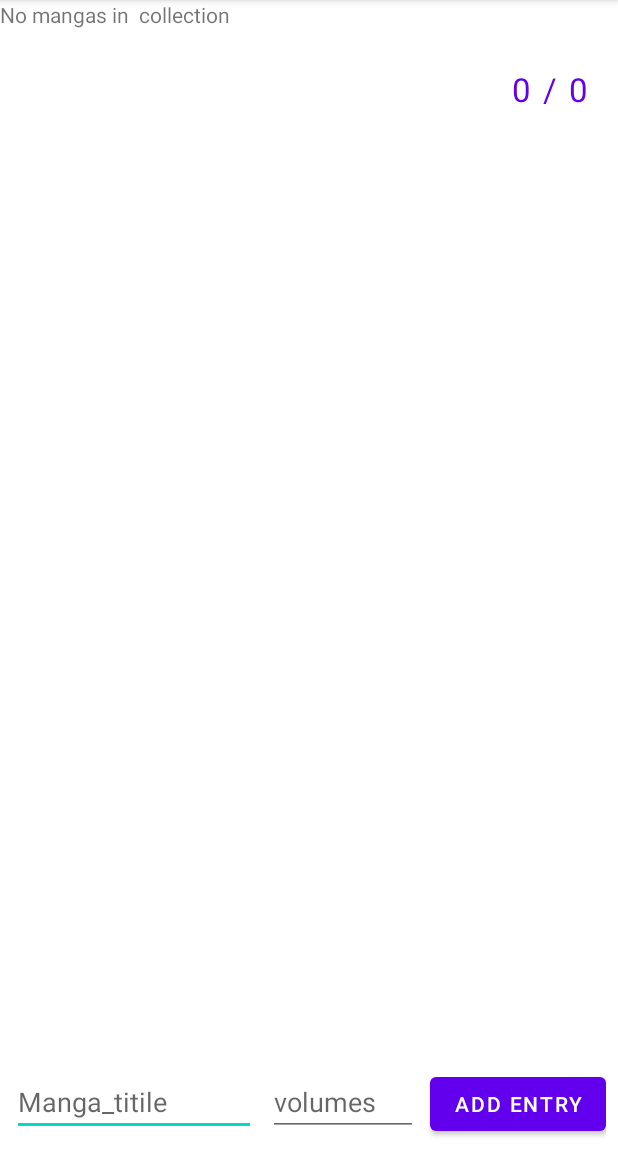
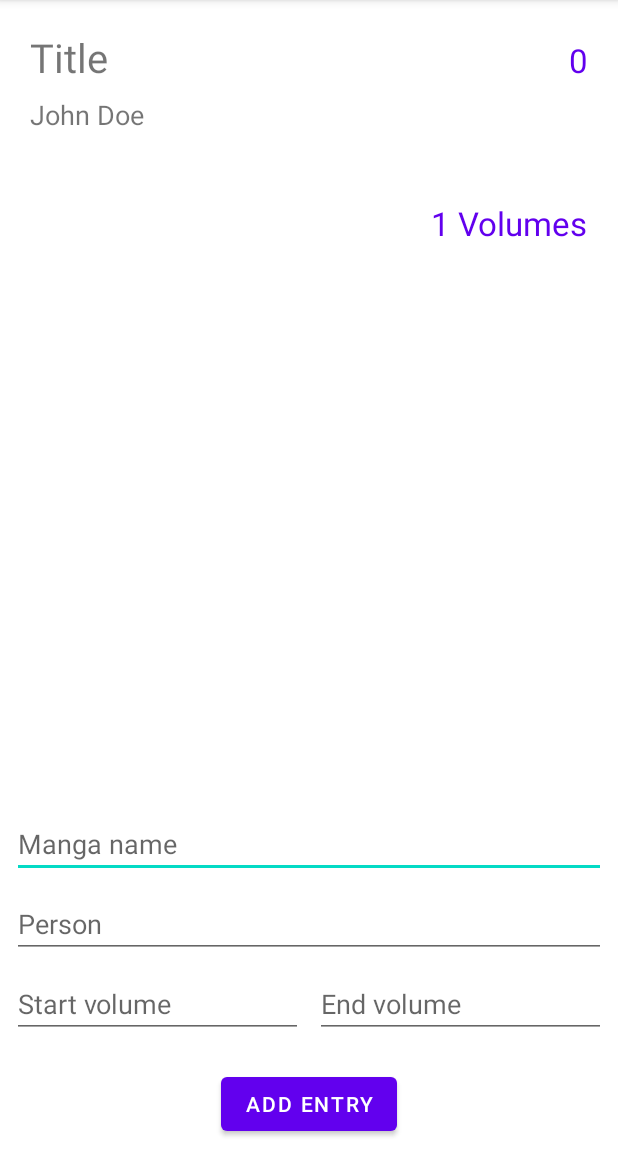
Before and after one commit to Guillaume-prog/Manga-tech, an Android app: the screen it shows after launch (MainActivity), after a tap on "ADD ENTRY", on a phone screen of 412 x 824 dp, the part 84-1236 px from its top. Run offline under Robolectric (Android 15) with nearby library versions, the phone set to English and light mode, and no system bars; 8 statements that could not run were skipped.

Commit message:
Added person listing and reworked manga system (tbc)

```diff
--- a/app/src/main/AndroidManifest.xml
+++ b/app/src/main/AndroidManifest.xml
@@ -17,7 +17,6 @@
             </intent-filter>
         </activity>
 
-        <activity android:name=".MangaViewActivity"/>
     </application>
 
 </manifest>
--- a/app/src/main/java/dev/regucorp/manga_tech/BaseActivity.java
+++ b/app/src/main/java/dev/regucorp/manga_tech/BaseActivity.java
@@ -1,6 +1,7 @@
 package dev.regucorp.manga_tech;
 
 import android.os.Bundle;
+import android.view.LayoutInflater;
 import android.view.View;
 import android.widget.Toast;
 
@@ -11,11 +12,13 @@ import dev.regucorp.manga_tech.data.DataHandler;
 public class BaseActivity extends AppCompatActivity {
 
         protected DataHandler db;
+        protected LayoutInflater inflater;
 
         @Override
         protected void onCreate(Bundle savedInstanceState) {
             super.onCreate(savedInstanceState);
-            if(db == null) db = DataHandler.getInstance(this);
+            db = DataHandler.getInstance(this);
+            inflater = getLayoutInflater();
         }
 
         protected void toast(String text) {
@@ -23,7 +26,7 @@ public class BaseActivity extends AppCompatActivity {
         }
 
         protected View load(int resid) {
-            return getLayoutInflater().inflate(resid, null);
+            return inflater.inflate(resid, null);
         }
 
 }
--- a/app/src/main/java/dev/regucorp/manga_tech/MainActivity.java
+++ b/app/src/main/java/dev/regucorp/manga_tech/MainActivity.java
@@ -3,15 +3,19 @@ package dev.regucorp.manga_tech;
 import android.content.Intent;
 import android.database.Cursor;
 import android.os.Bundle;
+import android.util.Log;
 import android.view.View;
 import android.widget.Button;
 import android.widget.EditText;
 import android.widget.LinearLayout;
 import android.widget.TextView;
 
-import dev.regucorp.manga_tech.data.models.MangaModel;
+import dev.regucorp.manga_tech.data.MangaEntry;
+import dev.regucorp.manga_tech.data.MangaModel;
 
 public class MainActivity extends BaseActivity {
+
+    private static final String TAG = "MainActivity";
 
     private LinearLayout mangaList;
     private Button addMangaBtn;
@@ -21,7 +25,7 @@ public class MainActivity extends BaseActivity {
         super.onCreate(savedInstanceState);
         setContentView(R.layout.activity_main);
 
-        mangaList = findViewById(R.id.book_list);
+        mangaList = findViewById(R.id.borrowed_list);
         addMangaBtn = findViewById(R.id.add_manga);
 
         addMangaBtn.setOnClickListener(v -> {
@@ -37,53 +41,37 @@ public class MainActivity extends BaseActivity {
     }
 
     private void addEntry() {
-        String name = ((EditText) findViewById(R.id.manga_name)).getText().toString();
-        int volumes = Integer.parseInt(((EditText) findViewById(R.id.manga_volumes)).getText().toString());
+        String name = getInputValue(R.id.manga_name);
+        String person = getInputValue(R.id.manga_person);
+        int start = Integer.parseInt(getInputValue(R.id.manga_start));
+        int end = Integer.parseInt(getInputValue(R.id.manga_end));
 
-        String ownedVols = new String(new char[volumes]).replace('\0', '0');
-        MangaModel.getInstance().addEntry(db, name, volumes, ownedVols);
+        MangaEntry entry = new MangaEntry(MangaEntry.BORROW, person, name, start, end);
+        MangaModel.getInstance().addEntry(db, entry);
 
         toast("Manga added to collection");
-        showManga(mangaList, name, ownedVols, volumes);
+        showManga(mangaList, entry);
     }
 
     private void showEntries(LinearLayout mangaList) {
-        Cursor mangas = MangaModel.getInstance().getEntries(db);
-
-        if(mangas.moveToFirst()) {
-            do {
-                showManga(mangaList, mangas.getString(MangaModel.MANGA_NAME), mangas.getString(MangaModel.MANGA_OWNED), mangas.getInt(MangaModel.MANGA_VOLUMES));
-            } while(mangas.moveToNext());
+        MangaEntry mangas[] = MangaModel.getInstance().get(db, MangaEntry.BORROW);
+        Log.d(TAG, "showEntries: "+mangas.length);
+        if(mangas != null) {
+            for (MangaEntry m : mangas) {
+                Log.d(TAG, "showEntries: "+m);
+                showManga(mangaList, m);
+            }
         } else {
             showNoManga();
         }
     }
 
-    private void showManga(LinearLayout mangaList, String name, String owned, int volumes) {
-
+    private void showManga(LinearLayout mangaList, MangaEntry m) {
         View manga = load(R.layout.manga_component);
 
-        ((TextView) manga.findViewById(R.id.manga_entry_name)).setText(name);
-        ((TextView) manga.findViewById(R.id.manga_entry_num_vols_owned)).setText(String.valueOf(getNumManga(owned)));
-        ((TextView) manga.findViewById(R.id.manga_entry_num_vols)).setText(String.valueOf(volumes));
-
-        manga.setOnClickListener(v -> {
-            // Create intent for other window
-            Intent i = new Intent(getApplicationContext(), MangaViewActivity.class);
-            i.putExtra("manga_title", name);
-            i.putExtra("manga_num_vols", volumes);
-            i.putExtra("manga_vols_owned", owned);
-
-            startActivity(i);
-        });
-
-        manga.setOnLongClickListener(v -> {
-            MangaModel.getInstance().deleteManga(db, name);
-            mangaList.removeView(manga);
-            toast("Removed '"+ name +"' from list");
-            if(mangaList.getChildCount() == 0) showNoManga();
-            return true;
-        });
+        setTextValue(manga, R.id.manga_name, m.getName());
+        setTextValue(manga, R.id.manga_person, m.getPerson());
+        setTextValue(manga, R.id.manga_vols, (m.getEndVolume() - m.getStartVolume() + 1) + " Volumes");
 
         mangaList.addView(manga);
     }
@@ -94,11 +82,13 @@ public class MainActivity extends BaseActivity {
         mangaList.addView(tv);
     }
 
-    private int getNumManga(String owned) {
-        int num = 0;
-        for(char c : owned.toCharArray()) {
-            if(c == '1') num++;
-        }
-        return num;
+    // Lazy functions
+
+    private String getInputValue(int id) {
+        return ((EditText) findViewById(id)).getText().toString();
+    }
+
+    private void setTextValue(View parent, int id, String value) {
+        ((TextView) parent.findViewById(id)).setText(value);
     }
 }
--- a/app/src/main/java/dev/regucorp/manga_tech/data/DataHandler.java
+++ b/app/src/main/java/dev/regucorp/manga_tech/data/DataHandler.java
@@ -3,8 +3,7 @@ package dev.regucorp.manga_tech.data;
 import android.content.Context;
 import android.database.sqlite.SQLiteDatabase;
 import android.database.sqlite.SQLiteOpenHelper;
-
-import dev.regucorp.manga_tech.data.models.MangaModel;
+import android.util.Log;
 
 public class DataHandler extends SQLiteOpenHelper {
 
@@ -19,7 +18,7 @@ public class DataHandler extends SQLiteOpenHelper {
 
     // DB info
     private static final String DB_NAME = "mangatech";
-    private static final int DB_VERSION = 1;
+    private static final int DB_VERSION = 10;
 
     private DataHandler(Context context) {
         super(context, DB_NAME, null, DB_VERSION);
@@ -27,11 +26,13 @@ public class DataHandler extends SQLiteOpenHelper {
 
     @Override
     public void onCreate(SQLiteDatabase db) {
+        Log.d("HI", "onCreate: ");
         MangaModel.getInstance().createTable(db);
     }
 
     @Override
     public void onUpgrade(SQLiteDatabase db, int oldVersion, int newVersion) {
         MangaModel.getInstance().dropTable(db);
+        onCreate(db);
     }
 }
--- /dev/null
+++ b/app/src/main/java/dev/regucorp/manga_tech/data/MangaEntry.java
@@ -0,0 +1,47 @@
+package dev.regucorp.manga_tech.data;
+
+public class MangaEntry {
+
+    public static final int BORROW = 0;
+    public static final int LEND = 1;
+
+    private int id;
+    private final int type, startVolume, endVolume;
+    private final String person, name;
+
+    public MangaEntry(int type, String person, String name, int startVolume, int endVolume) {
+        this.type = type;
+        this.person = person;
+        this.name = name;
+        this.startVolume = startVolume;
+        this.endVolume = endVolume;
+    }
+
+    public void setId(int id) {
+        this.id = id;
+    }
+
+    public int getId() {
+        return id;
+    }
+
+    public int getType() {
+        return type;
+    }
+
+    public int getStartVolume() {
+        return startVolume;
+    }
+
+    public int getEndVolume() {
+        return endVolume;
+    }
+
+    public String getPerson() {
+        return person;
+    }
+
+    public String getName() {
+        return name;
+    }
+}
--- /dev/null
+++ b/app/src/main/java/dev/regucorp/manga_tech/data/MangaModel.java
@@ -0,0 +1,86 @@
+package dev.regucorp.manga_tech.data;
+
+import android.content.ContentValues;
+import android.database.Cursor;
+import android.database.sqlite.SQLiteDatabase;
+import android.util.Log;
+
+public class MangaModel {
+
+    private static final String TAG = "MangaModel";
+
+    private static MangaModel instance;
+    public static MangaModel getInstance() {
+        if(instance == null) instance = new MangaModel();
+        return instance;
+    }
+
+    private static final String TABLE_NAME = "manga_ledger";
+
+    private MangaModel() {
+
+    }
+
+    public void createTable(SQLiteDatabase db) {
+        db.execSQL("CREATE TABLE "+ TABLE_NAME +"(" +
+                "id           INT          PRIMARY KEY, " +
+                "type         INT          NOT NULL, " +
+                "person       VARCHAR(255) NOT NULL, " +
+                "name         VARCHAR(255) NOT NULL, " +
+                "start_volume INT          NOT NULL, " +
+                "end_volume   INT          NOT NULL" +
+                ");");
+        Log.d("HI", "createTable: table created");
+    }
+
+    public void dropTable(SQLiteDatabase db) {
+        db.execSQL("DROP TABLE IF EXISTS " + TABLE_NAME);
+    }
+
+    public void addEntry(DataHandler db, MangaEntry entry) {
+        ContentValues cv = new ContentValues();
+        cv.put("person", entry.getPerson());
+        cv.put("type", entry.getType());
+
+        cv.put("name", entry.getName());
+        cv.put("start_volume", entry.getStartVolume());
+        cv.put("end_volume", entry.getEndVolume());
+
+        db.getWritableDatabase().insert(TABLE_NAME, null, cv);
+    }
+
+    public MangaEntry[] get(DataHandler db, int type) {
+        MangaEntry[] entries = null;
+
+        int numRows = getNumRows(db);
+        Log.d(TAG, "get: "+numRows);
+        if(numRows > 0) {
+            Cursor c = db.getReadableDatabase().rawQuery("SELECT * FROM "+ TABLE_NAME +" WHERE type = "+ type +";", null);
+            entries = new MangaEntry[numRows];
+
+            c.moveToFirst();
+            do {
+                entries[c.getPosition()] = new MangaEntry(
+                        c.getInt(1),
+                        c.getString(2),
+                        c.getString(3),
+                        c.getInt(4),
+                        c.getInt(5));
+
+                entries[c.getPosition()].setId(c.getInt(0));
+            } while(c.moveToNext());
+        }
+
+        return entries;
+    }
+
+    private int getNumRows(DataHandler db) {
+        Cursor c = db.getReadableDatabase().rawQuery("SELECT COUNT(*) FROM"+ TABLE_NAME +";", null);
+        c.moveToFirst();
+        return c.getInt(0);
+    }
+
+    public void deleteEntry(DataHandler db, MangaEntry entry) {
+        db.getWritableDatabase().execSQL("DELETE FROM "+ TABLE_NAME +" WHERE id = "+ entry.getId() +";");
+    }
+}
--- a/app/src/main/java/dev/regucorp/manga_tech/data/models/BaseModel.java
+++ /dev/null
@@ -1,17 +0,0 @@
-package dev.regucorp.manga_tech.data.models;
-
-import android.database.sqlite.SQLiteDatabase;
-
-public abstract class BaseModel {
-
-    protected static String TABLE_NAME;
-
-    protected void createTable(SQLiteDatabase db, String params) {
-        db.execSQL("CREATE TABLE "+ TABLE_NAME +"("+ params +");");
-    }
-
-    public void dropTable(SQLiteDatabase db) {
-        db.execSQL("DROP TABLE IF EXISTS " + TABLE_NAME);
-    }
-
-}
--- a/app/src/main/java/dev/regucorp/manga_tech/data/models/MangaModel.java
+++ /dev/null
@@ -1,63 +0,0 @@
-package dev.regucorp.manga_tech.data.models;
-
-import android.content.ContentValues;
-import android.database.Cursor;
-import android.database.sqlite.SQLiteDatabase;
-
-import dev.regucorp.manga_tech.data.DataHandler;
-
-public class MangaModel extends BaseModel {
-
-    /**
-     * TABLE STRUCTURE :
-     *
-     * name             TEXT        manga title
-     * total_volumes    INTEGER     number of volumes to the series
-     * owned_volumes    TEXT        data on the volumes that are owned, stored in binary (ex: 0b01011 -> volumes 1-2-4)
-     *
-     */
-
-    public static final int MANGA_NAME = 0;
-    public static final int MANGA_VOLUMES = 1;
-    public static final int MANGA_OWNED = 2;
-
-    private static MangaModel instance;
-    public static MangaModel getInstance() {
-        if(instance == null) instance = new MangaModel();
-        return instance;
-    }
-
-    private MangaModel() {
-        TABLE_NAME = "my_manga";
-    }
-
-    public void createTable(SQLiteDatabase db) {
-        super.createTable(db, "name TEXT, total_volumes INTEGER, owned_volumes TEXT");
-    }
-
-    public void addEntry(DataHandler db, String name, int totalVolumes, String ownedVolumes) {
-        ContentValues cv = new ContentValues();
-        cv.put("name", name);
-        cv.put("total_volumes", totalVolumes);
-        cv.put("owned_volumes", ownedVolumes);
-
-        db.getWritableDatabase().insert(TABLE_NAME, null, cv);
-    }
-
-    public Cursor getEntries(DataHandler db) {
-        return db.getReadableDatabase().rawQuery("SELECT * FROM "+ TABLE_NAME +";", null);
-    }
-
-    public Cursor getEntriesByName(DataHandler db, String name) {
-        String query = "SELECT * FROM "+ TABLE_NAME +" WHERE name='"+ name +"';";
-        return db.getReadableDatabase().rawQuery(query, null);
-    }
-
-    public void updateOwned(DataHandler db, String name, String owned) {
-        db.getWritableDatabase().execSQL("UPDATE "+ TABLE_NAME +" SET owned_volumes = '"+ owned +"' WHERE name = '"+ name + "';");
-    }
-
-    public void deleteManga(DataHandler db, String name) {
-        db.getWritableDatabase().execSQL("DELETE FROM `"+ TABLE_NAME +"` WHERE name = '"+ name +"';");
-    }
-}
--- a/app/src/main/res/layout/activity_main.xml
+++ b/app/src/main/res/layout/activity_main.xml
@@ -14,7 +14,7 @@
         android:layout_height="0dp"
         android:layout_weight="1">
         <LinearLayout
-            android:id="@+id/book_list"
+            android:id="@+id/borrowed_list"
             android:layout_width="match_parent"
             android:layout_height="wrap_content"
             android:orientation="vertical"/>
@@ -23,24 +23,46 @@
     <LinearLayout
         android:layout_width="match_parent"
         android:layout_height="wrap_content"
-        android:orientation="horizontal"
+        android:orientation="vertical"
         android:padding="8dp">
 
         <EditText
             android:id="@+id/manga_name"
-            android:layout_width="0dp"
+            android:layout_width="match_parent"
             android:layout_height="wrap_content"
-            android:layout_weight="1"
-            android:hint="Manga_titile"
-            />
+            android:hint="Manga name" />
 
         <EditText
-            android:id="@+id/manga_volumes"
-            android:layout_width="100dp"
+            android:id="@+id/manga_person"
+            android:layout_width="match_parent"
             android:layout_height="wrap_content"
-            android:inputType="number"
-            android:hint="volumes"
-            android:layout_marginLeft="8dp"/>
+            android:hint="Person"
+            android:layout_marginTop="8dp"/>
+
+        <LinearLayout
+            android:layout_width="match_parent"
+            android:layout_height="wrap_content"
+            android:orientation="horizontal"
+            android:layout_marginTop="8dp">
+
+            <EditText
+                android:id="@+id/manga_start"
+                android:layout_width="0dp"
+                android:layout_weight="1"
+                android:layout_height="wrap_content"
+                android:inputType="number"
+                android:hint="Start volume"/>
+
+            <EditText
+                android:id="@+id/manga_end"
+                android:layout_width="0dp"
+                android:layout_weight="1"
+                android:layout_height="wrap_content"
+                android:inputType="number"
+                android:hint="End volume"
+                android:layout_marginLeft="8dp"/>
+
+        </LinearLayout>
 
         <Button
             android:id="@+id/add_manga"
@@ -48,7 +70,7 @@
             android:layout_height="wrap_content"
             android:text="Add entry"
             android:layout_gravity="center"
-            android:layout_marginLeft="8dp"/>
+            android:layout_marginTop="20dp"/>
 
     </LinearLayout>
 
--- a/app/src/main/res/layout/manga_component.xml
+++ b/app/src/main/res/layout/manga_component.xml
@@ -2,11 +2,16 @@
 <LinearLayout xmlns:android="http://schemas.android.com/apk/res/android"
     android:layout_width="match_parent"
     android:layout_height="wrap_content"
-    android:orientation="horizontal"
+    android:orientation="vertical"
     android:padding="20dp">
 
+    <LinearLayout
+        android:layout_width="match_parent"
+        android:layout_height="wrap_content"
+        android:orientation="horizontal">
+
         <TextView
-        android:id="@+id/manga_entry_name"
+            android:id="@+id/manga_name"
             android:layout_width="0dp"
             android:layout_height="wrap_content"
             android:layout_weight="1"
@@ -14,24 +19,9 @@
             android:layout_marginEnd="20dp"
             android:textSize="12pt"/>
 
-    <TextView
-        android:id="@+id/manga_entry_num_vols_owned"
-        android:layout_width="wrap_content"
-        android:layout_height="wrap_content"
-        android:text="0"
-        android:textSize="10pt"
-        android:textColor="@color/purple_500"/>
 
         <TextView
-        android:layout_width="wrap_content"
-        android:layout_height="wrap_content"
-        android:text="/"
-        android:textSize="10pt"
-        android:textColor="@color/purple_500"
-        android:layout_marginHorizontal="8dp"/>
-
-    <TextView
-        android:id="@+id/manga_entry_num_vols"
+            android:id="@+id/manga_vols"
             android:layout_width="wrap_content"
             android:layout_height="wrap_content"
             android:text="0"
@@ -39,3 +29,15 @@
             android:textColor="@color/purple_500"/>
 
     </LinearLayout>
+
+    <TextView
+        android:id="@+id/manga_person"
+        android:layout_width="match_parent"
+        android:layout_height="wrap_content"
+        android:layout_marginTop="8dp"
+        android:textSize="8pt"
+        android:text="John Doe"/>
+
+
+
+</LinearLayout>
```
Also changed, not shown: app/src/main/java/dev/regucorp/manga_tech/MangaViewActivity.java (deleted, +0 -63 lines), app/src/main/res/layout/activity_manga.xml (deleted, +0 -31 lines), 1 other file. Lines whose indentation alone changed are shown as unchanged.
